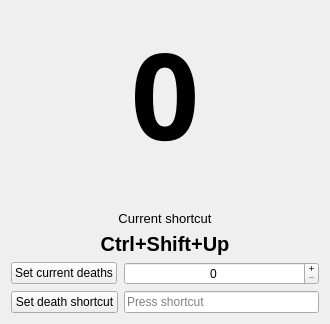
The window that src/main_widget.ui (quitefrasmotic/SimpleDeathCounter) describes before a commit, drawn with Qt 5.
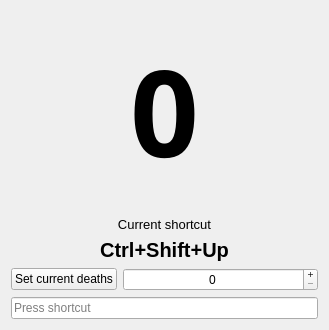
The same window after the commit.

Commit message:
Remove set shortcut button, improve spacing in UI
Set shortcut button was unnecessary - I can receive the changed key
sequence event directly from QKeySequenceEdit

Patch:
```diff
--- a/src/main_widget.ui
+++ b/src/main_widget.ui
@@ -6,8 +6,8 @@
    <rect>
     <x>0</x>
     <y>0</y>
-    <width>330</width>
-    <height>324</height>
+    <width>329</width>
+    <height>330</height>
    </rect>
   </property>
   <property name="windowTitle">
@@ -16,6 +16,19 @@
   <layout class="QVBoxLayout" name="verticalLayout_2">
    <item>
     <layout class="QVBoxLayout" name="verticalLayout">
+     <item>
+      <spacer name="verticalSpacer_2">
+       <property name="orientation">
+        <enum>Qt::Vertical</enum>
+       </property>
+       <property name="sizeHint" stdset="0">
+        <size>
+         <width>20</width>
+         <height>40</height>
+        </size>
+       </property>
+      </spacer>
+     </item>
      <item>
       <widget class="QLabel" name="current_deaths">
        <property name="sizePolicy">
@@ -56,7 +69,7 @@
        <property name="sizeHint" stdset="0">
         <size>
          <width>20</width>
-         <height>20</height>
+         <height>40</height>
         </size>
        </property>
       </spacer>
@@ -168,24 +181,11 @@
          </property>
         </widget>
        </item>
-       <item row="1" column="1">
-        <widget class="QKeySequenceEdit" name="keySequenceEdit"/>
-       </item>
-       <item row="1" column="0">
-        <widget class="QPushButton" name="pushButton_2">
-         <property name="sizePolicy">
-          <sizepolicy hsizetype="Expanding" vsizetype="Fixed">
-           <horstretch>0</horstretch>
-           <verstretch>0</verstretch>
-          </sizepolicy>
-         </property>
-         <property name="text">
-          <string>Set death shortcut</string>
-         </property>
-        </widget>
-       </item>
       </layout>
      </item>
+     <item>
+      <widget class="QKeySequenceEdit" name="keySequenceEdit"/>
+     </item>
     </layout>
    </item>
   </layout>
```
